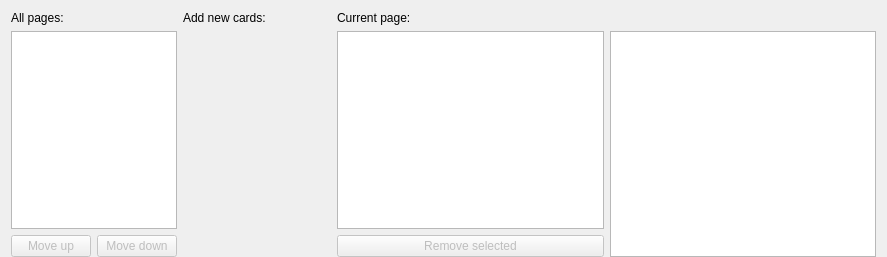
Before: the Qt Designer form resources/ui/central_widget/columnar.ui in luziferius/MTGProxyPrinter, drawn with Qt 5.
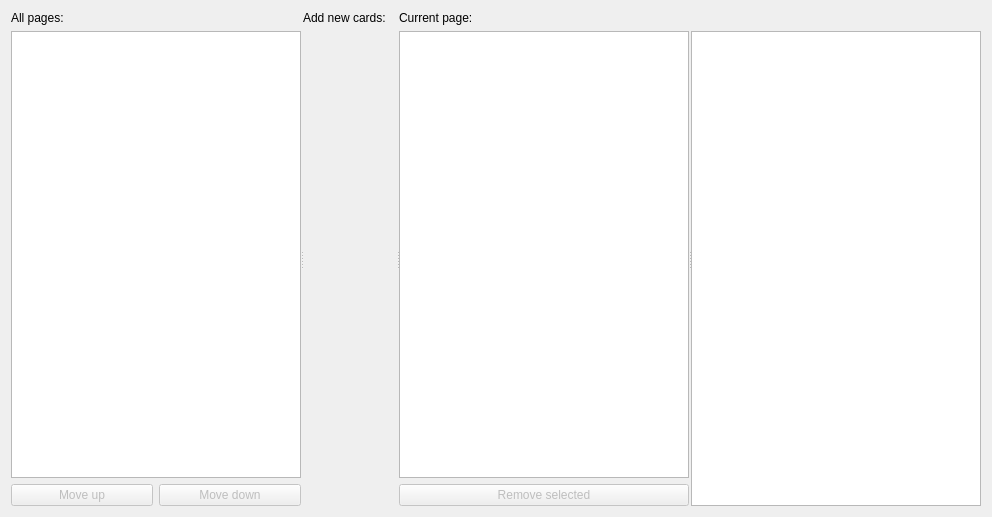
After: the same form once the commit is applied. Icons and pictures are not drawn. Custom widgets are drawn as their Qt base class.

Commit message:
Reworked the layout of the columnar CentralWidget layout to allow resizing the view columns. TODO: Save the state and initialize with decent default column widths. Also add a button to reset the values to their defaults?
FossilOrigin-Name: 2ad6fd629206a973d7f162f7e7bb0b49fe7dbe1339fcdddf713b3f4727da2b75

What changed in the file:
```diff
--- a/resources/ui/central_widget/columnar.ui
+++ b/resources/ui/central_widget/columnar.ui
@@ -6,15 +6,53 @@
    <rect>
     <x>0</x>
     <y>0</y>
-    <width>887</width>
-    <height>257</height>
+    <width>992</width>
+    <height>517</height>
    </rect>
   </property>
-  <layout class="QGridLayout" name="gridLayout">
-   <property name="bottomMargin">
-    <number>0</number>
-   </property>
-   <item row="7" column="0">
+  <layout class="QHBoxLayout" name="horizontalLayout">
+   <item>
+    <widget class="QSplitter" name="central_widget_splitter">
+     <property name="orientation">
+      <enum>Qt::Orientation::Horizontal</enum>
+     </property>
+     <property name="handleWidth">
+      <number>2</number>
+     </property>
+     <property name="childrenCollapsible">
+      <bool>false</bool>
+     </property>
+     <widget class="QWidget" name="gridLayoutWidget">
+      <layout class="QGridLayout" name="document_view_layout">
+       <item row="2" column="0" colspan="2">
+        <widget class="QListView" name="document_view">
+         <property name="sizePolicy">
+          <sizepolicy hsizetype="Expanding" vsizetype="Expanding">
+           <horstretch>2</horstretch>
+           <verstretch>1</verstretch>
+          </sizepolicy>
+         </property>
+         <property name="dragDropOverwriteMode">
+          <bool>false</bool>
+         </property>
+         <property name="dragDropMode">
+          <enum>QAbstractItemView::DragDropMode::DragDrop</enum>
+         </property>
+         <property name="defaultDropAction">
+          <enum>Qt::DropAction::MoveAction</enum>
+         </property>
+         <property name="alternatingRowColors">
+          <bool>true</bool>
+         </property>
+         <property name="selectionMode">
+          <enum>QAbstractItemView::SelectionMode::SingleSelection</enum>
+         </property>
+         <property name="selectionBehavior">
+          <enum>QAbstractItemView::SelectionBehavior::SelectRows</enum>
+         </property>
+        </widget>
+       </item>
+       <item row="3" column="0">
     <widget class="QPushButton" name="page_move_up">
      <property name="enabled">
       <bool>false</bool>
@@ -27,60 +65,59 @@
      </property>
     </widget>
    </item>
-   <item row="0" column="3" colspan="2">
-    <widget class="QLabel" name="page_view_label">
-     <property name="text">
-      <string>Current page:</string>
-     </property>
-    </widget>
-   </item>
-   <item row="4" column="2" rowspan="4">
-    <widget class="VerticalAddCardWidget" name="add_card_widget" native="true">
-     <property name="sizePolicy">
-      <sizepolicy hsizetype="Expanding" vsizetype="Expanding">
-       <horstretch>5</horstretch>
-       <verstretch>1</verstretch>
-      </sizepolicy>
-     </property>
-    </widget>
-   </item>
-   <item row="4" column="4" rowspan="4">
-    <widget class="PageRenderer" name="page_renderer">
-     <property name="sizePolicy">
-      <sizepolicy hsizetype="Expanding" vsizetype="Expanding">
-       <horstretch>9</horstretch>
-       <verstretch>1</verstretch>
-      </sizepolicy>
-     </property>
-     <property name="acceptDrops">
-      <bool>false</bool>
-     </property>
-     <property name="renderHints">
-      <set>QPainter::RenderHint::Antialiasing</set>
-     </property>
-    </widget>
-   </item>
-   <item row="7" column="3">
-    <widget class="QPushButton" name="delete_selected_images_button">
+       <item row="3" column="1">
+        <widget class="QPushButton" name="page_move_down">
      <property name="enabled">
       <bool>false</bool>
      </property>
      <property name="text">
-      <string>Remove selected</string>
+          <string>Move down</string>
      </property>
      <property name="icon">
-      <iconset theme="edit-delete"/>
+          <iconset theme="arrow-down"/>
      </property>
     </widget>
    </item>
-   <item row="0" column="2">
+       <item row="1" column="0" colspan="2">
+        <widget class="QLabel" name="document_view_label">
+         <property name="text">
+          <string>All pages:</string>
+         </property>
+        </widget>
+       </item>
+      </layout>
+     </widget>
+     <widget class="QWidget" name="verticalLayoutWidget_2">
+      <layout class="QVBoxLayout" name="add_card_layout">
+       <item>
     <widget class="QLabel" name="add_card_widget_label">
      <property name="text">
       <string>Add new cards:</string>
      </property>
     </widget>
    </item>
-   <item row="4" column="3" rowspan="3">
+       <item>
+        <widget class="VerticalAddCardWidget" name="add_card_widget" native="true">
+         <property name="sizePolicy">
+          <sizepolicy hsizetype="Expanding" vsizetype="Expanding">
+           <horstretch>5</horstretch>
+           <verstretch>1</verstretch>
+          </sizepolicy>
+         </property>
+        </widget>
+       </item>
+      </layout>
+     </widget>
+     <widget class="QWidget" name="verticalLayoutWidget_3">
+      <layout class="QVBoxLayout" name="page_content_view_layout">
+       <item>
+        <widget class="QLabel" name="page_view_label">
+         <property name="text">
+          <string>Current page:</string>
+         </property>
+        </widget>
+       </item>
+       <item>
     <widget class="PageCardTableView" name="page_card_table_view">
      <property name="sizePolicy">
       <sizepolicy hsizetype="Expanding" vsizetype="Expanding">
@@ -111,52 +148,48 @@
      </attribute>
     </widget>
    </item>
-   <item row="7" column="1">
-    <widget class="QPushButton" name="page_move_down">
+       <item>
+        <widget class="QPushButton" name="delete_selected_images_button">
      <property name="enabled">
       <bool>false</bool>
      </property>
      <property name="text">
-      <string>Move down</string>
+          <string>Remove selected</string>
      </property>
      <property name="icon">
-      <iconset theme="arrow-down"/>
+          <iconset theme="edit-delete"/>
      </property>
     </widget>
    </item>
-   <item row="4" column="0" rowspan="3" colspan="2">
-    <widget class="QListView" name="document_view">
+      </layout>
+     </widget>
+     <widget class="QWidget" name="verticalLayoutWidget">
+      <layout class="QVBoxLayout" name="page_renderer_layout">
+       <item>
+        <widget class="QLabel" name="page_renderer_label">
+         <property name="text">
+          <string/>
+         </property>
+        </widget>
+       </item>
+       <item>
+        <widget class="PageRenderer" name="page_renderer">
      <property name="sizePolicy">
       <sizepolicy hsizetype="Expanding" vsizetype="Expanding">
-       <horstretch>2</horstretch>
+           <horstretch>9</horstretch>
        <verstretch>1</verstretch>
       </sizepolicy>
      </property>
-     <property name="dragDropOverwriteMode">
+         <property name="acceptDrops">
       <bool>false</bool>
      </property>
-     <property name="dragDropMode">
-      <enum>QAbstractItemView::DragDropMode::DragDrop</enum>
-     </property>
-     <property name="defaultDropAction">
-      <enum>Qt::DropAction::MoveAction</enum>
-     </property>
-     <property name="alternatingRowColors">
-      <bool>true</bool>
-     </property>
-     <property name="selectionMode">
-      <enum>QAbstractItemView::SelectionMode::SingleSelection</enum>
-     </property>
-     <property name="selectionBehavior">
-      <enum>QAbstractItemView::SelectionBehavior::SelectRows</enum>
+         <property name="renderHints">
+          <set>QPainter::RenderHint::Antialiasing</set>
      </property>
     </widget>
    </item>
-   <item row="0" column="0" colspan="2">
-    <widget class="QLabel" name="document_view_label">
-     <property name="text">
-      <string>All pages:</string>
-     </property>
+      </layout>
+     </widget>
     </widget>
    </item>
   </layout>
```
Lines whose indentation alone changed are shown as unchanged.
